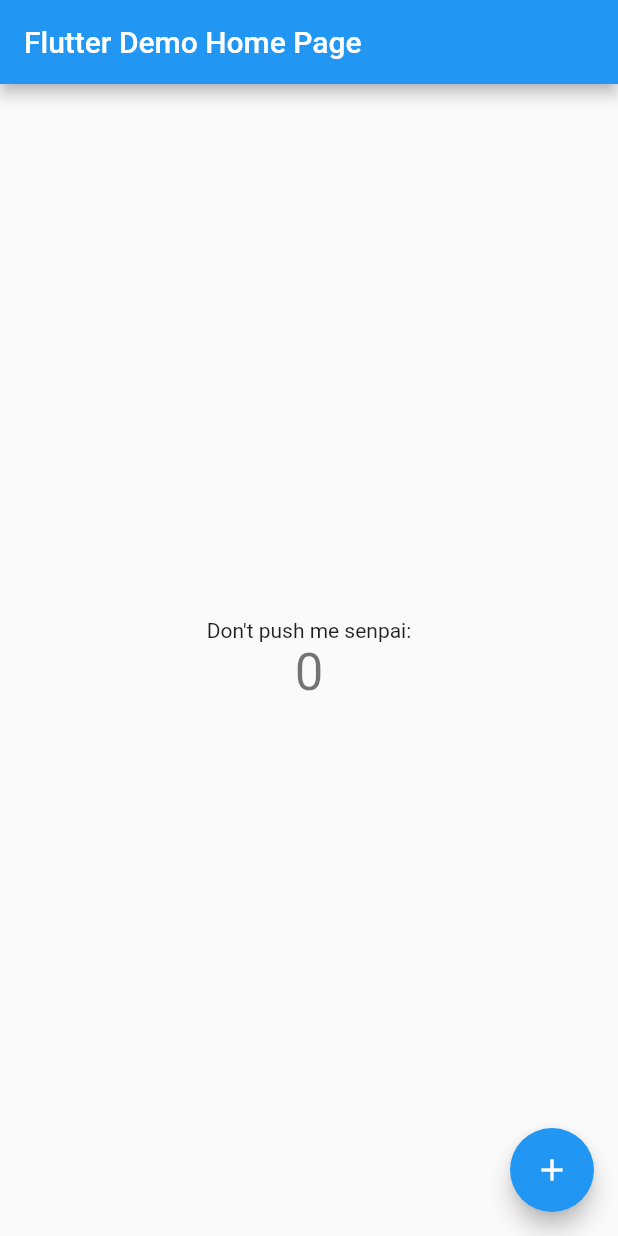
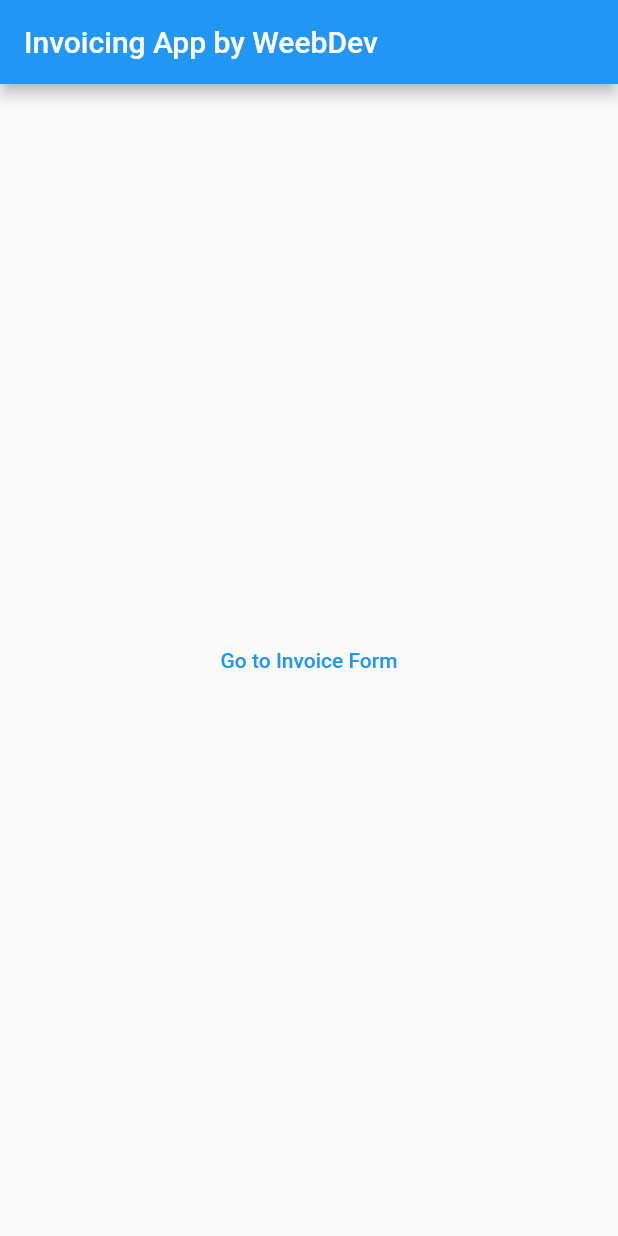
Before and after one commit to zaweebdev/invoicing-app, a Flutter app: the screen it shows after launch, on a phone screen of 412 x 824 dp. Run offline on Flutter 3.47's test engine with Material 2 defaults, Android fonts, the light colour scheme and no system bars.

Commit message:
Created Invoice Form with temporary fields

```diff
--- a/lib/main.dart
+++ b/lib/main.dart
@@ -1,4 +1,6 @@
 import 'package:flutter/material.dart';
+
+import 'screens/landing_page.dart';
 
 void main() {
   runApp(MyApp());
@@ -22,92 +24,7 @@ class MyApp extends StatelessWidget {
         // is not restarted.
         primarySwatch: Colors.blue,
       ),
-      home: MyHomePage(title: 'Flutter Demo Home Page'),
+      home: MyHomePage(),
     );
   }
 }
-
-class MyHomePage extends StatefulWidget {
-  MyHomePage({Key? key, required this.title}) : super(key: key);
-
-  // This widget is the home page of your application. It is stateful, meaning
-  // that it has a State object (defined below) that contains fields that affect
-  // how it looks.
-
-  // This class is the configuration for the state. It holds the values (in this
-  // case the title) provided by the parent (in this case the App widget) and
-  // used by the build method of the State. Fields in a Widget subclass are
-  // always marked "final".
-
-  final String title;
-
-  @override
-  _MyHomePageState createState() => _MyHomePageState();
-}
-
-class _MyHomePageState extends State<MyHomePage> {
-  int _counter = 0;
-
-  void _incrementCounter() {
-    setState(() {
-      // This call to setState tells the Flutter framework that something has
-      // changed in this State, which causes it to rerun the build method below
-      // so that the display can reflect the updated values. If we changed
-      // _counter without calling setState(), then the build method would not be
-      // called again, and so nothing would appear to happen.
-      _counter += 5;
-    });
-  }
-
-  @override
-  Widget build(BuildContext context) {
-    // This method is rerun every time setState is called, for instance as done
-    // by the _incrementCounter method above.
-    //
-    // The Flutter framework has been optimized to make rerunning build methods
-    // fast, so that you can just rebuild anything that needs updating rather
-    // than having to individually change instances of widgets.
-    return Scaffold(
-      appBar: AppBar(
-        // Here we take the value from the MyHomePage object that was created by
-        // the App.build method, and use it to set our appbar title.
-        title: Text(widget.title),
-      ),
-      body: Center(
-        // Center is a layout widget. It takes a single child and positions it
-        // in the middle of the parent.
-        child: Column(
-          // Column is also a layout widget. It takes a list of children and
-          // arranges them vertically. By default, it sizes itself to fit its
-          // children horizontally, and tries to be as tall as its parent.
-          //
-          // Invoke "debug painting" (press "p" in the console, choose the
-          // "Toggle Debug Paint" action from the Flutter Inspector in Android
-          // Studio, or the "Toggle Debug Paint" command in Visual Studio Code)
-          // to see the wireframe for each widget.
-          //
-          // Column has various properties to control how it sizes itself and
-          // how it positions its children. Here we use mainAxisAlignment to
-          // center the children vertically; the main axis here is the vertical
-          // axis because Columns are vertical (the cross axis would be
-          // horizontal).
-          mainAxisAlignment: MainAxisAlignment.center,
-          children: <Widget>[
-            Text(
-              "Don't push me senpai:",
-            ),
-            Text(
-              '$_counter',
-              style: Theme.of(context).textTheme.headline4,
-            ),
-          ],
-        ),
-      ),
-      floatingActionButton: FloatingActionButton(
-        onPressed: _incrementCounter,
-        tooltip: 'Increment',
-        child: Icon(Icons.add),
-      ), // This trailing comma makes auto-formatting nicer for build methods.
-    );
-  }
-}
--- /dev/null
+++ b/lib/screens/landing_page.dart
@@ -0,0 +1,36 @@
+import 'package:flutter/material.dart';
+import 'package:invoicing_app/screens/invoice_form_page.dart';
+
+class MyHomePage extends StatefulWidget {
+  MyHomePage({Key? key}) : super(key: key);
+
+  @override
+  _MyHomePageState createState() => _MyHomePageState();
+}
+
+class _MyHomePageState extends State<MyHomePage> {
+  @override
+  Widget build(BuildContext context) {
+    return Scaffold(
+      appBar: AppBar(
+        title: Text("Invoicing App by WeebDev"),
+      ),
+      body: Center(
+        child: Column(
+          mainAxisAlignment: MainAxisAlignment.center,
+          children: <Widget>[
+            TextButton(
+                onPressed: () {
+                  //
+                  Navigator.push(
+                      context,
+                      MaterialPageRoute(
+                          builder: (context) => InvoiceFormPage()));
+                },
+                child: Text("Go to Invoice Form"))
+          ],
+        ),
+      ),
+    );
+  }
+}
```
Also changed, not shown: lib/screens/invoice_form_page.dart (added, +57 -0 lines).
